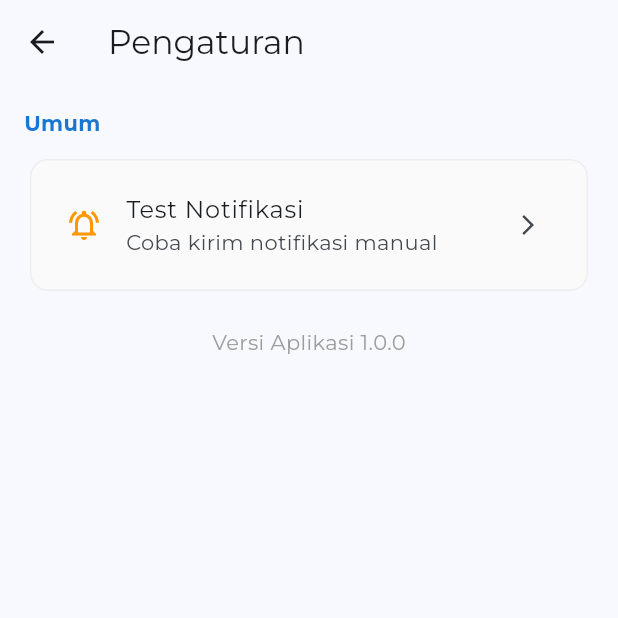
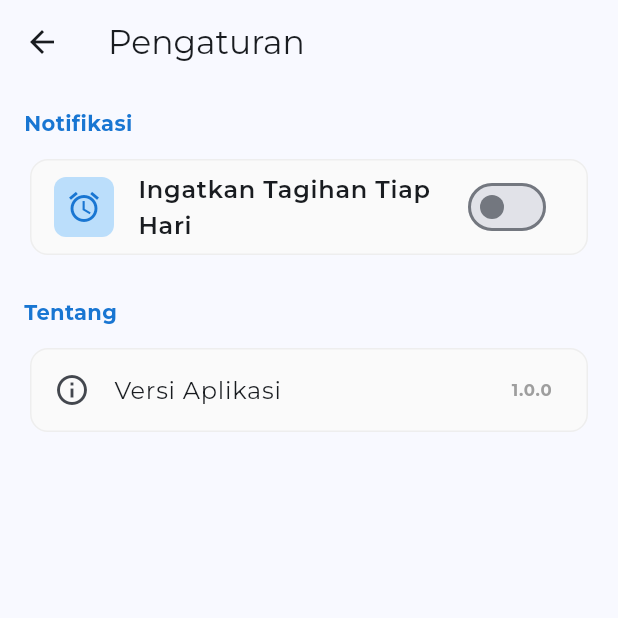
Before and after one commit to Samuel16299/mobile_app, a Flutter app: the screen it shows once a user with an empty profile is signed in, after a tap on the "settings" icon, on a phone screen of 412 x 824 dp, the top half of it. Run offline on Flutter 3.47's test engine with Material 3 defaults, Android fonts, the phone set to English and light mode, and no system bars; our stand-ins replace cloud_firestore, firebase_auth, firebase_core, flutter_local_notifications, flutter_riverpod, google_fonts and 2 more; accounts and stored records are empty.

Commit message:
Settings update

```diff
--- a/lib/features/settings/presentation/screens/settings_screen.dart
+++ b/lib/features/settings/presentation/screens/settings_screen.dart
@@ -1,22 +1,105 @@
 import 'package:flutter/material.dart';
 import 'package:flutter_riverpod/flutter_riverpod.dart';
+import 'package:shared_preferences/shared_preferences.dart';
 import '../../../bills/providers/bills_provider.dart';
 
-class SettingsScreen extends ConsumerWidget {
+class SettingsScreen extends ConsumerStatefulWidget {
   const SettingsScreen({super.key});
 
   @override
-  Widget build(BuildContext context, WidgetRef ref) {
+  ConsumerState<SettingsScreen> createState() => _SettingsScreenState();
+}
+
+class _SettingsScreenState extends ConsumerState<SettingsScreen> {
+  bool _isDailyReminderEnabled = false;
+  bool _isLoading = true;
+
+  @override
+  void initState() {
+    super.initState();
+    WidgetsBinding.instance.addPostFrameCallback((_) {
+      _loadSettings();
+    });
+  }
+
+  Future<void> _loadSettings() async {
+    try {
+      final prefs = await SharedPreferences.getInstance();
+
+      if (!mounted) return;
+
+      setState(() {
+        _isDailyReminderEnabled = prefs.getBool('daily_reminder') ?? false;
+        _isLoading = false;
+      });
+    } catch (e) {
+      debugPrint("Error loading settings: $e");
+      if (mounted) {
+        setState(() => _isLoading = false);
+      }
+    }
+  }
+
+  Future<void> _toggleDailyReminder(bool value) async {
+    setState(() {
+      _isDailyReminderEnabled = value;
+    });
+
+    try {
+      final prefs = await SharedPreferences.getInstance();
+      await prefs.setBool('daily_reminder', value);
+
+      final notifService = ref.read(notificationServiceProvider);
+
+      if (value) {
+        await notifService.requestPermissions();
+
+        if (mounted) {
+          ScaffoldMessenger.of(context).hideCurrentSnackBar();
+          ScaffoldMessenger.of(context).showSnackBar(
+            const SnackBar(
+              content: Text('Berhasil)'),
+              backgroundColor: Colors.green,
+              duration: Duration(seconds: 2),
+            ),
+          );
+        }
+
+      } else {
+
+        if (mounted) {
+          ScaffoldMessenger.of(context).hideCurrentSnackBar();
+          ScaffoldMessenger.of(context).showSnackBar(
+            const SnackBar(
+              content: Text('Pengingat dimatikan'),
+              duration: Duration(seconds: 2),
+            ),
+          );
+        }
+      }
+    } catch (e) {
+      if (mounted) {
+        setState(() => _isDailyReminderEnabled = !value);
+        ScaffoldMessenger.of(context).showSnackBar(
+          SnackBar(content: Text('Gagal menyimpan: $e')),
+        );
+      }
+    }
+  }
+
+  @override
+  Widget build(BuildContext context) {
     return Scaffold(
       appBar: AppBar(
         title: const Text('Pengaturan'),
       ),
-      body: ListView(
+      body: _isLoading
+          ? const Center(child: CircularProgressIndicator())
+          : ListView(
               padding: const EdgeInsets.all(16),
               children: [
-          // Section Title
                 Text(
-            'Umum',
+                  'Notifikasi',
                   style: TextStyle(
                     color: Colors.blue.shade700,
                     fontWeight: FontWeight.bold,
@@ -24,7 +107,6 @@ class SettingsScreen extends ConsumerWidget {
                 ),
                 const SizedBox(height: 10),
 
-          // --- TOMBOL TEST NOTIFIKASI ---
                 Card(
                   elevation: 0,
                   color: Colors.grey.shade50,
@@ -32,54 +114,58 @@ class SettingsScreen extends ConsumerWidget {
                     borderRadius: BorderRadius.circular(12),
                     side: BorderSide(color: Colors.grey.shade200),
                   ),
-            child: Padding(
-              padding: const EdgeInsets.all(8.0),
-              child: ListTile(
-                leading: const Icon(Icons.notifications_active_outlined, color: Colors.orange),
-                title: const Text('Test Notifikasi'),
-                subtitle: const Text('Coba kirim notifikasi manual'),
-                trailing: const Icon(Icons.arrow_forward_ios, size: 16),
-                onTap: () async {
-                  try {
-                    // Pastikan provider ini ada di bills_provider.dart
-                    final notifService = ref.read(notificationServiceProvider);
+                  child: Column(
+                    children: [
+                      SwitchListTile(
+                        secondary: Container(
+                          padding: const EdgeInsets.all(8),
+                          decoration: BoxDecoration(
+                            color: Colors.blue.shade100,
+                            borderRadius: BorderRadius.circular(8),
+                          ),
+                          child: Icon(Icons.alarm, color: Colors.blue.shade700),
+                        ),
+                        title: const Text(
+                          'Ingatkan Tagihan Tiap Hari',
+                          style: TextStyle(fontWeight: FontWeight.w600),
+                        ),
+                        value: _isDailyReminderEnabled,
+                        activeColor: Colors.blue,
+                        onChanged: (val) {
+                          _toggleDailyReminder(val);
+                        },
+                      ),
+                    ],
+                  ),
+                ),
 
-                    // 1. Minta Izin
-                    await notifService.requestPermissions();
+                const SizedBox(height: 24),
 
-                    // 2. Panggil fungsi test
-                    await notifService.showInstantNotification();
+                Text(
+                  'Tentang',
+                  style: TextStyle(
+                    color: Colors.blue.shade700,
+                    fontWeight: FontWeight.bold,
+                  ),
+                ),
+                const SizedBox(height: 10),
 
-                    if (!context.mounted) return;
-
-                    ScaffoldMessenger.of(context).showSnackBar(
-                      const SnackBar(
-                        content: Text('Perintah notifikasi dikirim! Cek status bar.'),
-                        backgroundColor: Colors.green,
-                        duration: Duration(seconds: 2),
+                Card(
+                   elevation: 0,
+                  color: Colors.grey.shade50,
+                  shape: RoundedRectangleBorder(
+                    borderRadius: BorderRadius.circular(12),
+                    side: BorderSide(color: Colors.grey.shade200),
                   ),
-                    );
-                  } catch (e) {
-                    if (!context.mounted) return;
-                    ScaffoldMessenger.of(context).showSnackBar(
-                      SnackBar(
-                        content: Text('Error: $e'),
-                        backgroundColor: Colors.red,
-                      ),
-                    );
-                  }
-                },
+                  child: const ListTile(
+                    leading: Icon(Icons.info_outline),
+                    title: Text('Versi Aplikasi'),
+                    trailing: Text(
+                      '1.0.0',
+                      style: TextStyle(fontWeight: FontWeight.bold, color: Colors.grey),
                     ),
                   ),
                 ),
-
-          const SizedBox(height: 20),
-          const Center(
-            child: Text(
-              'Versi Aplikasi 1.0.0',
-              style: TextStyle(color: Colors.grey),
-            ),
-          )
               ],
             ),
     );
--- a/pubspec.yaml
+++ b/pubspec.yaml
@@ -13,7 +13,6 @@ dependencies:
   flutter_localizations:
     sdk: flutter
 
-
   google_fonts: ^6.1.0
   cupertino_icons: ^1.0.8
 
@@ -26,6 +25,9 @@ dependencies:
   flutter_riverpod: ^2.6.1
   uuid: ^4.4.2
   intl: ^0.20.2
+
+  # Local Storage
+  shared_preferences: ^2.5.1
 
   flutter_local_notifications: ^17.0.0
   timezone: ^0.9.2
```
Also changed, not shown: lib/features/bills/presentation/screens/home_screen.dart (+125 -67 lines), lib/features/settings/providers/locale_provider.dart (deleted, +0 -8 lines), 1 other file. Lines whose indentation alone changed are shown as unchanged.
